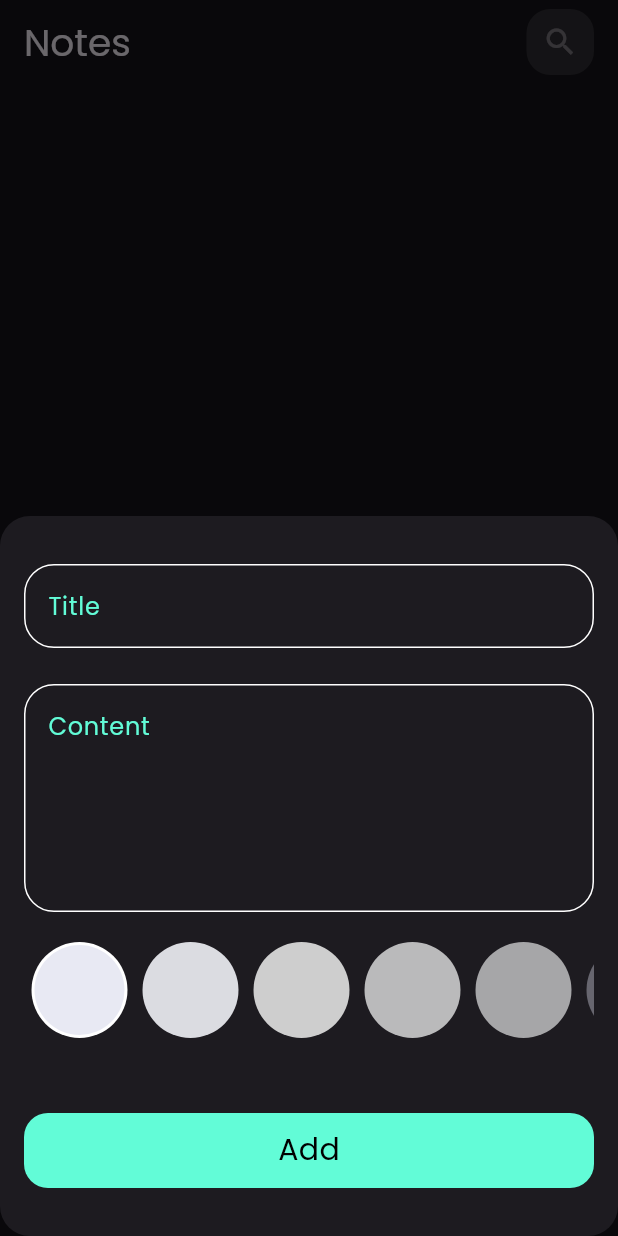
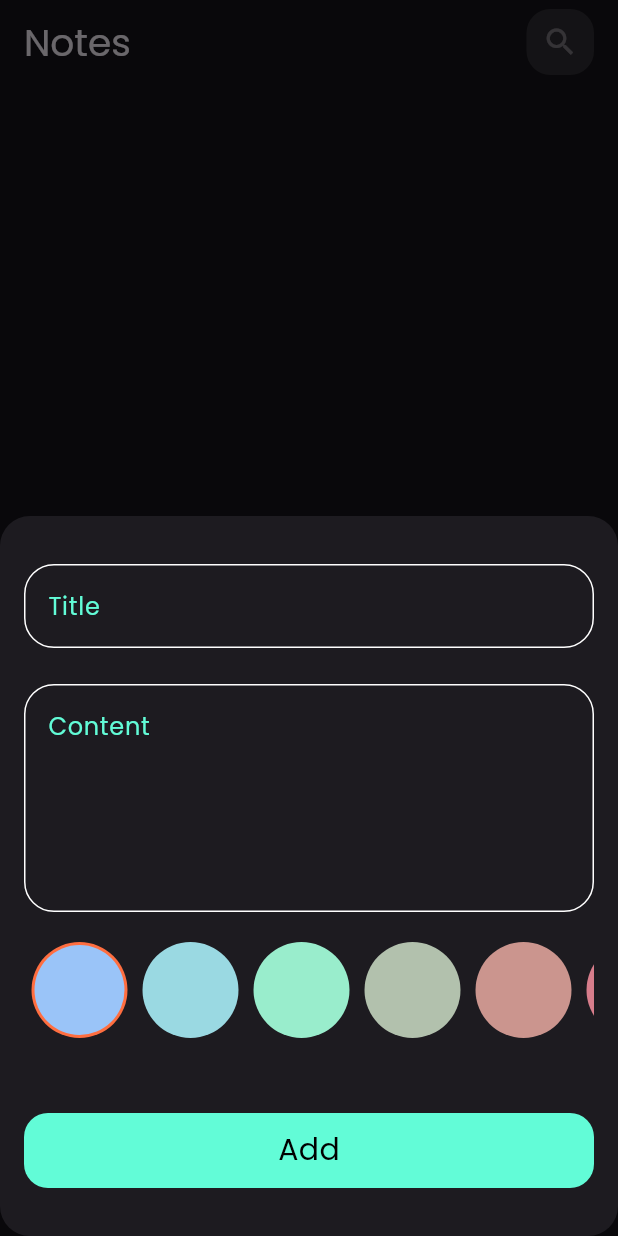
Before and after one commit to RamezNasser5/notes_app, a Flutter app: the screen it shows after launch, after a tap on the "add" icon, on a phone screen of 412 x 824 dp. Run offline on Flutter 3.47's test engine with Material 3 defaults, Android fonts, the phone set to English and light mode, and no system bars; our stand-ins replace bloc, flutter_bloc, hive, hive_flutter; accounts and stored records are empty.

Commit message:
colors picker done

```diff
--- a/lib/cubits/add_note_cubit/add_notes_cubit.dart
+++ b/lib/cubits/add_note_cubit/add_notes_cubit.dart
@@ -1,3 +1,5 @@
+import 'dart:ui';
+
 import 'package:bloc/bloc.dart';
 import 'package:hive/hive.dart';
 import 'package:notes_app/consts.dart';
@@ -7,7 +9,10 @@ part 'add_notes_state.dart';
 class AddNotesCubit extends Cubit<AddNotesState> {
   AddNotesCubit() : super(AddNotesInitial());
 
+  Color color = const Color(0xFFe8e9f3);
+
   addNote(NoteModel noteModel) async {
+    noteModel.color = color.value;
     emit(AddNotesLoading());
     try {
       var noteBox = Hive.box<NoteModel>(kNoteBox);
--- a/lib/widgets/colors_bicker.dart
+++ b/lib/widgets/colors_bicker.dart
@@ -1,4 +1,6 @@
 import 'package:flutter/material.dart';
+import 'package:flutter_bloc/flutter_bloc.dart';
+import 'package:notes_app/cubits/add_note_cubit/add_notes_cubit.dart';
 
 class ColorItem extends StatelessWidget {
   const ColorItem({super.key, required this.isPicked, required this.color});
@@ -12,7 +14,7 @@ class ColorItem extends StatelessWidget {
             padding: const EdgeInsets.symmetric(horizontal: 5.0),
             child: CircleAvatar(
               radius: 32,
-              backgroundColor: Colors.white,
+              backgroundColor: Colors.deepOrangeAccent,
               child: CircleAvatar(
                 radius: 30,
                 backgroundColor: color,
@@ -39,16 +41,16 @@ class ColorListView extends StatefulWidget {
 class _ColorListViewState extends State<ColorListView> {
   int currentIndex = 0;
   List<Color> colors = const [
-    Color(0xFFe8e9f3),
-    Color(0xFFdbdce1),
-    Color(0xFFcecece),
-    Color(0xFFbababb),
-    Color(0xFFa6a6a8),
-    Color(0xFF67666f),
-    Color(0xFF474652),
-    Color(0xFF272635),
-    Color(0xFF3b3a47),
-    Color(0xFF4d4c58),
+    Color(0xFF9ac4f8),
+    Color(0xFF9ad9e2),
+    Color(0xFF99edcc),
+    Color(0xFFb2c1ad),
+    Color(0xFFcb958e),
+    Color(0xFFd77d8b),
+    Color(0xFFe36588),
+    Color(0xFFbf4671),
+    Color(0xFF9a275a),
+    Color(0xFFa33b69),
   ];
   @override
   Widget build(BuildContext context) {
@@ -64,6 +66,7 @@ class _ColorListViewState extends State<ColorListView> {
             return GestureDetector(
               onTap: () {
                 currentIndex = index;
+                BlocProvider.of<AddNotesCubit>(context).color = colors[index];
                 setState(() {});
               },
               child: ColorItem(
```
